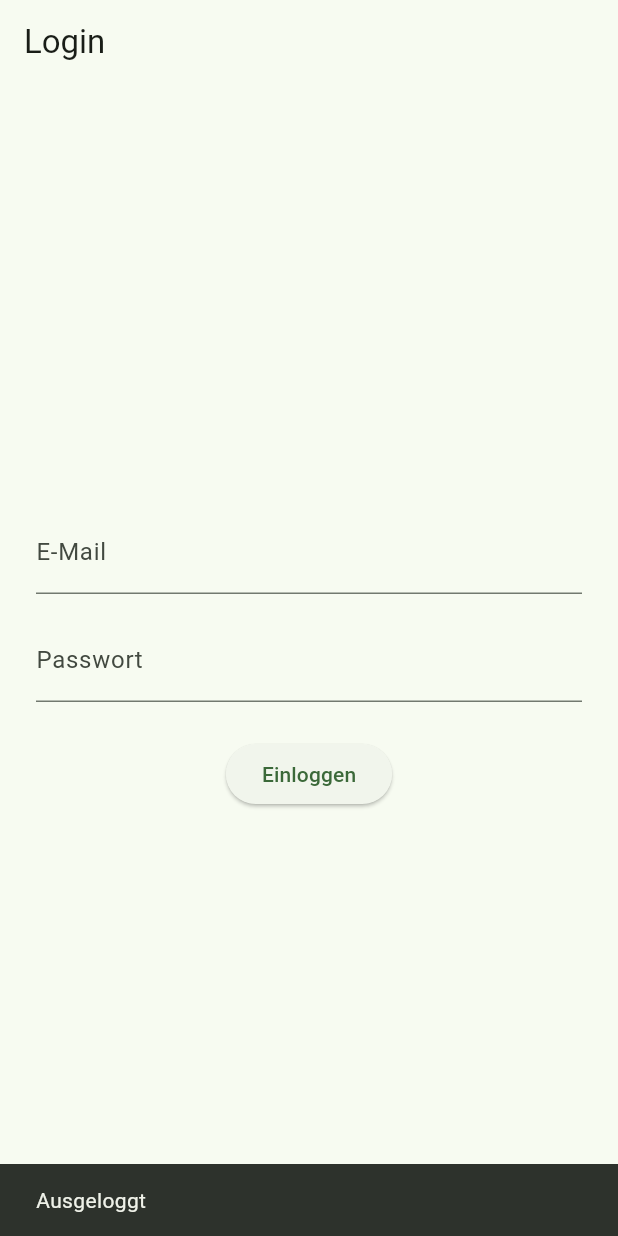
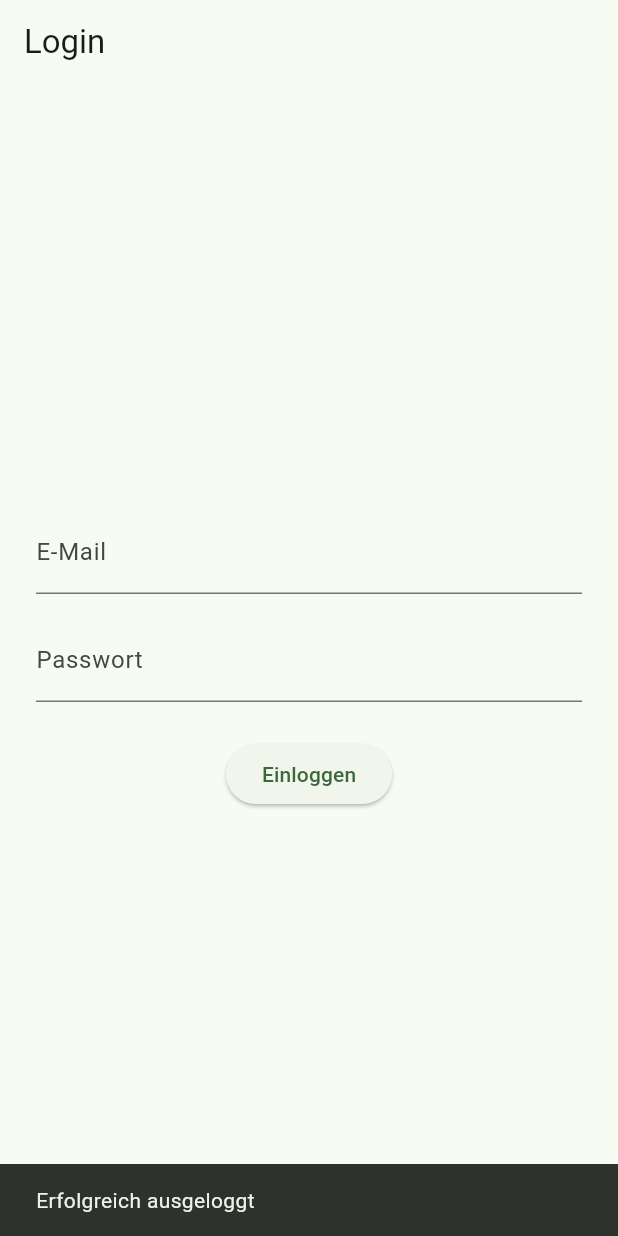
Before and after one commit to LenaEwerling/robben_futter, a Flutter app: the screen it shows once a user with an empty profile is signed in, after a tap on the "logout" icon, on a phone screen of 412 x 824 dp. Run offline on Flutter 3.47's test engine with Material 3 defaults, Android fonts, the phone set to English and light mode, and no system bars; our stand-ins replace flutter_riverpod, supabase_flutter; accounts and stored records are empty; network calls fail.

Commit message:
Cleanup + Logout fix

```diff
--- a/lib/main.dart
+++ b/lib/main.dart
@@ -1,23 +1,21 @@
 import 'package:flutter/material.dart';
-import 'package:robben_futter/screens/login_screen.dart';
 import 'package:supabase_flutter/supabase_flutter.dart';
 import 'package:flutter_riverpod/flutter_riverpod.dart';
-import 'package:robben_futter/screens/start_screen.dart';
-import 'package:robben_futter/providers/auth_providers.dart';
+
+import 'screens/login_screen.dart';
+import 'screens/start_screen.dart'; // ← angenommen, das ist deine Home/Start-Seite
+import 'providers/auth_providers.dart';
 
 void main() async {
   WidgetsFlutterBinding.ensureInitialized();
 
   await Supabase.initialize(
     url: 'https://ctonwlszpcnondzknwln.supabase.co',
-    anonKey: 'eyJhbGciOiJIUzI1NiIsInR5cCI6IkpXVCJ9.eyJpc3MiOiJzdXBhYmFzZSIsInJlZiI6ImN0b253bHN6cGNub25kemtud2xuIiwicm9sZSI6ImFub24iLCJpYXQiOjE3NzI3MjA3MjAsImV4cCI6MjA4ODI5NjcyMH0.ZvPvCdQgRjcnfVbySDLZVfGktdkAPpgTCIHPzDYM_sY',
+    anonKey:
+    'eyJhbGciOiJIUzI1NiIsInR5cCI6IkpXVCJ9.eyJpc3MiOiJzdXBhYmFzZSIsInJlZiI6ImN0b253bHN6cGNub25kemtud2xuIiwicm9sZSI6ImFub24iLCJpYXQiOjE3NzI3MjA3MjAsImV4cCI6MjA4ODI5NjcyMH0.ZvPvCdQgRjcnfVbySDLZVfGktdkAPpgTCIHPzDYM_sY',
   );
 
-  runApp(
-      const ProviderScope(
-          child: MyApp()
-      )
-  );
+  runApp(const ProviderScope(child: MyApp()));
 }
 
 class MyApp extends ConsumerWidget {
@@ -37,22 +35,25 @@ class MyApp extends ConsumerWidget {
         stream: authService.authStateChanges,
         builder: (context, snapshot) {
           if (snapshot.connectionState == ConnectionState.waiting) {
-            return const Scaffold(body: Center(child: CircularProgressIndicator()));
+            return const Scaffold(
+              body: Center(child: CircularProgressIndicator()),
+            );
           }
 
-          // Wenn User eingeloggt → Home/Dashboard
           if (snapshot.hasData) {
-            return const StartScreen();  // oder dein Dashboard
+            return const StartScreen();
           }
 
-          // Sonst → Login
           return const LoginScreen();
         },
       ),
+      // Optional: named routes definieren
+      routes: {
+        '/home': (context) => const StartScreen(),
+        // '/login': (context) => const LoginScreen(), // nicht nötig, da home schon handhabt
+      },
     );
   }
 }
 
-
-// Hilfs-Getter für einfachen Zugriff
 final supabase = Supabase.instance.client;
--- a/lib/providers/auth_providers.dart
+++ b/lib/providers/auth_providers.dart
@@ -17,24 +17,40 @@ class AuthService {
   }
 
   Future<void> signOut() async {
+    // Nur signOut – recoverSession ist in den meisten Fällen nicht nötig
     await supabase.auth.signOut();
   }
 }
 
-final userRoleProvider = FutureProvider<String?>((ref) async {
-  final user = ref.watch(authProvider).currentUser;
-  if (user == null) return null;
+// ────────────────────────────────────────────────
+//          ←  Die wichtigste Verbesserung  →
+final userRoleProvider = StreamProvider.autoDispose<String?>((ref) async* {
+  // Wir hören auf jeden Auth-State-Change
+  await for (final user in ref.watch(authProvider).authStateChanges) {
+    if (user == null) {
+      yield null;
+      continue;
+    }
 
-  final response = await supabase
-      .from('profiles')
-      .select('role')
-      .eq('id', user.id)
-      .maybeSingle();
+    try {
+      final response = await supabase
+          .from('profiles')
+          .select('role')
+          .eq('id', user.id)
+          .maybeSingle();
 
-  return response?['role'] as String?;
+      final role = response?['role'] as String?;
+      yield role;
+    } catch (e) {
+      // Im Fehlerfall → null oder Fehler behandeln
+      // Hier einfach null → du kannst auch einen separaten Error-State machen
+      yield null;
+    }
+  }
 });
 
 final isAdminProvider = Provider<bool>((ref) {
   final roleAsync = ref.watch(userRoleProvider);
-  return roleAsync.value == 'admin';
+  // .valueOrNull ist sicherer als .value (vermeidet StateError bei loading/error)
+  return roleAsync.valueOrNull == 'admin';
 });
--- a/lib/screens/login_screen.dart
+++ b/lib/screens/login_screen.dart
@@ -27,17 +27,29 @@ class _LoginScreenState extends ConsumerState<LoginScreen> {
         _pwCtrl.text.trim(),
       );
 
+      if (!mounted) return;
+
+      // Besser: pushReplacementNamed mit dem Root-Routen-Namen
+      // oder direkt: Navigator.pushReplacement(...)
+      Navigator.pushReplacementNamed(context, '/home');
+    } catch (e) {
+      String msg;
+      if (e.toString().contains('Invalid login credentials')) {
+        msg = 'Falsche E-Mail oder Passwort';
+      } else {
+        msg = 'Login fehlgeschlagen: $e';
+      }
+
       if (mounted) {
-        Navigator.pushReplacementNamed(context, '/home'); // oder dein nächstes Screen
+        setState(() => _error = msg);
       }
-    } catch (e) {
-      setState(() {
-        _error = e.toString().contains('Invalid') ? 'Falsche E-Mail oder Passwort' : e.toString();
-      });
     } finally {
-      setState(() => _loading = false);
+      if (mounted) {
+        setState(() => _loading = false);
+      }
     }
   }
+
   @override
   Widget build(BuildContext context) {
     return Scaffold(
@@ -51,12 +63,16 @@ class _LoginScreenState extends ConsumerState<LoginScreen> {
               controller: _emailCtrl,
               decoration: const InputDecoration(labelText: 'E-Mail'),
               keyboardType: TextInputType.emailAddress,
+              autocorrect: false,
+              textInputAction: TextInputAction.next,
             ),
             const SizedBox(height: 16),
             TextField(
               controller: _pwCtrl,
               decoration: const InputDecoration(labelText: 'Passwort'),
               obscureText: true,
+              textInputAction: TextInputAction.done,
+              onSubmitted: (_) => _login(),
             ),
             if (_error != null) ...[
               const SizedBox(height: 16),
@@ -66,7 +82,11 @@ class _LoginScreenState extends ConsumerState<LoginScreen> {
             ElevatedButton(
               onPressed: _loading ? null : _login,
               child: _loading
-                  ? const SizedBox(width: 20, height: 20, child: CircularProgressIndicator(strokeWidth: 2))
+                  ? const SizedBox(
+                width: 20,
+                height: 20,
+                child: CircularProgressIndicator(strokeWidth: 2),
+              )
                   : const Text('Einloggen'),
             ),
           ],
--- a/lib/screens/start_screen.dart
+++ b/lib/screens/start_screen.dart
@@ -1,16 +1,15 @@
 import 'package:flutter/material.dart';
 import 'package:flutter_riverpod/flutter_riverpod.dart';
 
-import 'package:robben_futter/providers/auth_providers.dart'; // ← hier liegen isAdminProvider & userRoleProvider
-import 'package:robben_futter/screens/test_dishes_screen.dart';        // dein TestDishesScreen-Import
-import 'package:robben_futter/screens/login_screen.dart';
+import '../providers/auth_providers.dart';
+import 'login_screen.dart';
+import 'test_dishes_screen.dart'; // dein TestDishesScreen
 
 class StartScreen extends ConsumerWidget {
   const StartScreen({super.key});
 
   @override
   Widget build(BuildContext context, WidgetRef ref) {
-    // Hole den Admin-Status aus Riverpod
     final isAdmin = ref.watch(isAdminProvider);
 
     return Scaffold(
@@ -21,16 +20,34 @@ class StartScreen extends ConsumerWidget {
             icon: const Icon(Icons.logout),
             tooltip: 'Ausloggen',
             onPressed: () async {
+              try {
                 await ref.read(authProvider).signOut();
 
+                // Navigation zuerst → verhindert Kontext-Probleme nach invalidate
+                if (context.mounted) {
                   Navigator.pushReplacement(
                     context,
                     MaterialPageRoute(builder: (_) => const LoginScreen()),
                   );
+                }
 
+                // Danach State zurücksetzen (auch wenn der alte Kontext weg ist → Riverpod ist global)
+                ref.invalidate(userRoleProvider);
+                ref.invalidate(isAdminProvider);
+                // ref.invalidate(authProvider); // meist nicht nötig, da signOut() das schon triggert
+
+                if (context.mounted) {
                   ScaffoldMessenger.of(context).showSnackBar(
-                const SnackBar(content: Text('Ausgeloggt')),
+                    const SnackBar(content: Text('Erfolgreich ausgeloggt')),
                   );
+                }
+              } catch (e) {
+                if (context.mounted) {
+                  ScaffoldMessenger.of(context).showSnackBar(
+                    SnackBar(content: Text('Logout fehlgeschlagen: $e')),
+                  );
+                }
+              }
             },
           ),
         ],
@@ -39,84 +56,49 @@ class StartScreen extends ConsumerWidget {
         child: Column(
           mainAxisAlignment: MainAxisAlignment.center,
           children: [
-            const Text('Willkommen bei RobbenFutter!'),
-            const SizedBox(height: 20),
+            const Text(
+              'Willkommen bei RobbenFutter!',
+              style: TextStyle(fontSize: 24, fontWeight: FontWeight.bold),
+            ),
+            const SizedBox(height: 16),
             const Text('Supabase ist bereit – lass uns loslegen'),
+            const SizedBox(height: 48),
 
-            const SizedBox(height: 40),
-
-            // 1. Der normale Test-Button (für alle sichtbar)
-            ElevatedButton(
+            // Normaler Button – für alle sichtbar
+            ElevatedButton.icon(
+              icon: const Icon(Icons.restaurant_menu),
+              label: const Text('Gerichte laden & testen'),
               onPressed: () {
                 Navigator.push(
                   context,
-                  MaterialPageRoute(
-                      builder: (context) => TestDishesScreen()),
+                  MaterialPageRoute(builder: (_) => TestDishesScreen()),
                 );
               },
-              child: const Text('Gerichte laden & testen'),
             ),
-            const SizedBox(height: 20),
+            const SizedBox(height: 32),
 
-            // 2. Der neue Admin-Button (nur für Admin sichtbar / aktiv)
+            // Admin-spezifischer Bereich
             if (isAdmin)
               ElevatedButton.icon(
-                //icon: const Icon(Icons.admin_panelsettings),
+                icon: const Icon(Icons.admin_panel_settings),
                 label: const Text('Admin: Neues Gericht anlegen'),
                 style: ElevatedButton.styleFrom(
                   backgroundColor: Colors.orange,
                   foregroundColor: Colors.white,
                 ),
                 onPressed: () {
-                  // Hier kommt später die Admin-Aktion rein, z. B.:
                   ScaffoldMessenger.of(context).showSnackBar(
                     const SnackBar(
-                      content: Text('Admin-Bereich: Hier könntest du Gerichte verwalten'),
+                      content: Text('Admin-Bereich: Gerichte verwalten (zukünftig)'),
                     ),
                   );
-                  // Navigator.push(context, MaterialPageRoute(builder: () => AdminDishEditScreen()));
+                  // Später: Navigator.push(... AdminDishEditScreen());
                 },
               )
             else
               const Text(
                 'Du bist normaler User – Admin-Funktionen ausgeblendet',
-                style: TextStyle(color: Colors.grey),
-              ),
-
-            // Alternative: Button immer anzeigen, aber deaktivieren
-            // ElevatedButton(
-            //   onPressed: isAdmin ? () { /* Admin-Aktion */ } : null,
-            //   child: const Text('Admin: Neues Gericht'),
-            // ),
-            const SizedBox(height: 40),
-
-            ElevatedButton.icon(
-              icon: const Icon(Icons.logout),
-              label: const Text('Ausloggen'),
-              style: ElevatedButton.styleFrom(
-                backgroundColor: Colors.redAccent,
-              ),
-              onPressed: () async {
-                await ref.read(authProvider).signOut();  // ← dein signOut aus authprovider.dart
-
-                ref.invalidate(authProvider);
-                ref.invalidate(userRoleProvider);
-                ref.invalidate(isAdminProvider);
-
-                ref.refresh(authProvider);
-
-                // Optional: Zurück zum Login navigieren
-                Navigator.pushReplacement(
-                  context,
-                  MaterialPageRoute(
-                      builder: (context) => LoginScreen()
-                  ),
-                );
-
-                ScaffoldMessenger.of(context).showSnackBar(
-                  const SnackBar(content: Text('Erfolgreich ausgeloggt')),
-                );
-              },
+                style: TextStyle(color: Colors.grey, fontStyle: FontStyle.italic),
               ),
           ],
         ),
```
Lines whose indentation alone changed are shown as unchanged.
